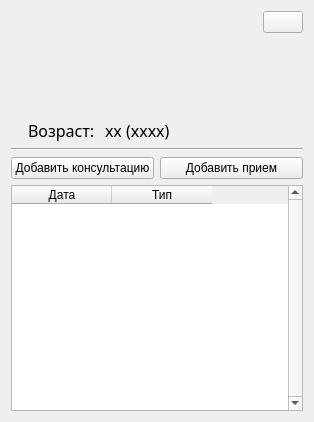
Galoev/nutritionist-helper, file project/forms/Client_info.ui: the form before one commit.
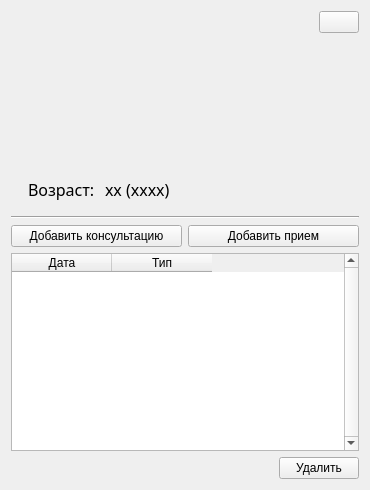
The form after the commit. Icons and pictures are not drawn.

Diff of the .ui file:
```diff
--- a/project/forms/Client_info.ui
+++ b/project/forms/Client_info.ui
@@ -6,14 +6,14 @@
    <rect>
     <x>0</x>
     <y>0</y>
-    <width>314</width>
-    <height>422</height>
+    <width>370</width>
+    <height>490</height>
    </rect>
   </property>
   <property name="windowTitle">
    <string>Информация о клиенте</string>
   </property>
-  <layout class="QVBoxLayout" name="verticalLayout_2" stretch="0,0,0,1">
+  <layout class="QVBoxLayout" name="verticalLayout_2">
    <item>
     <layout class="QHBoxLayout" name="horizontalLayout_2">
      <property name="spacing">
@@ -223,6 +223,30 @@
      </column>
     </widget>
    </item>
+   <item>
+    <layout class="QHBoxLayout" name="horizontalLayout_4">
+     <item>
+      <spacer name="horizontalSpacer_2">
+       <property name="orientation">
+        <enum>Qt::Horizontal</enum>
+       </property>
+       <property name="sizeHint" stdset="0">
+        <size>
+         <width>40</width>
+         <height>20</height>
+        </size>
+       </property>
+      </spacer>
+     </item>
+     <item>
+      <widget class="QPushButton" name="pushButton_delete">
+       <property name="text">
+        <string>Удалить</string>
+       </property>
+      </widget>
+     </item>
+    </layout>
+   </item>
   </layout>
  </widget>
  <resources>
```
